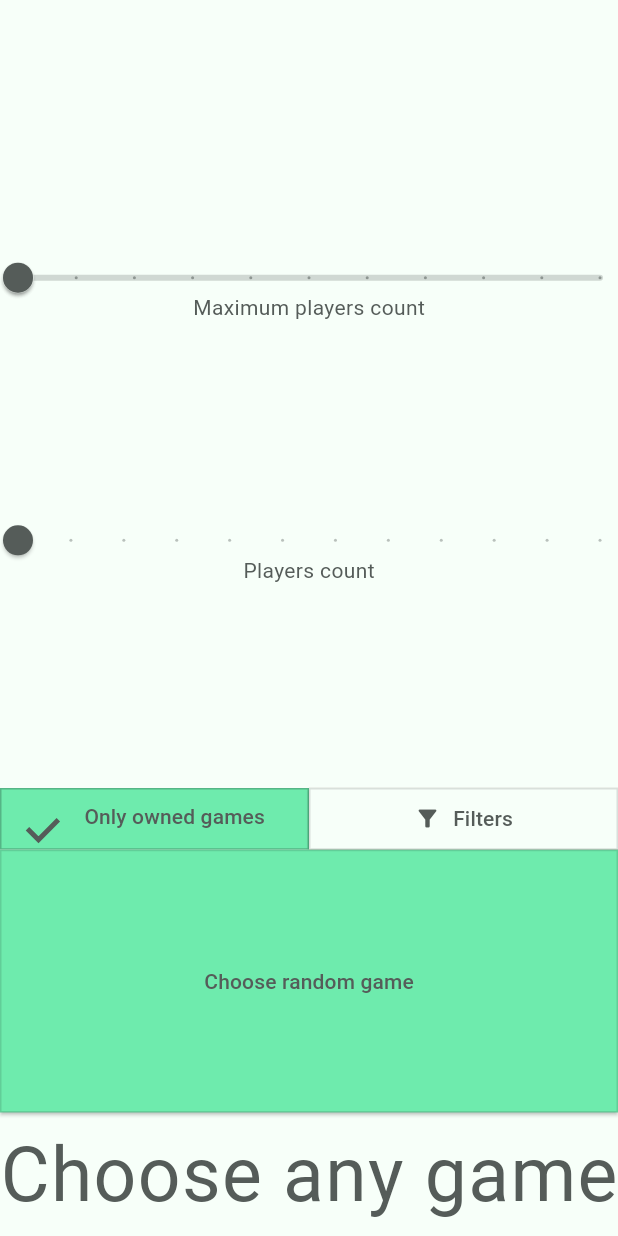
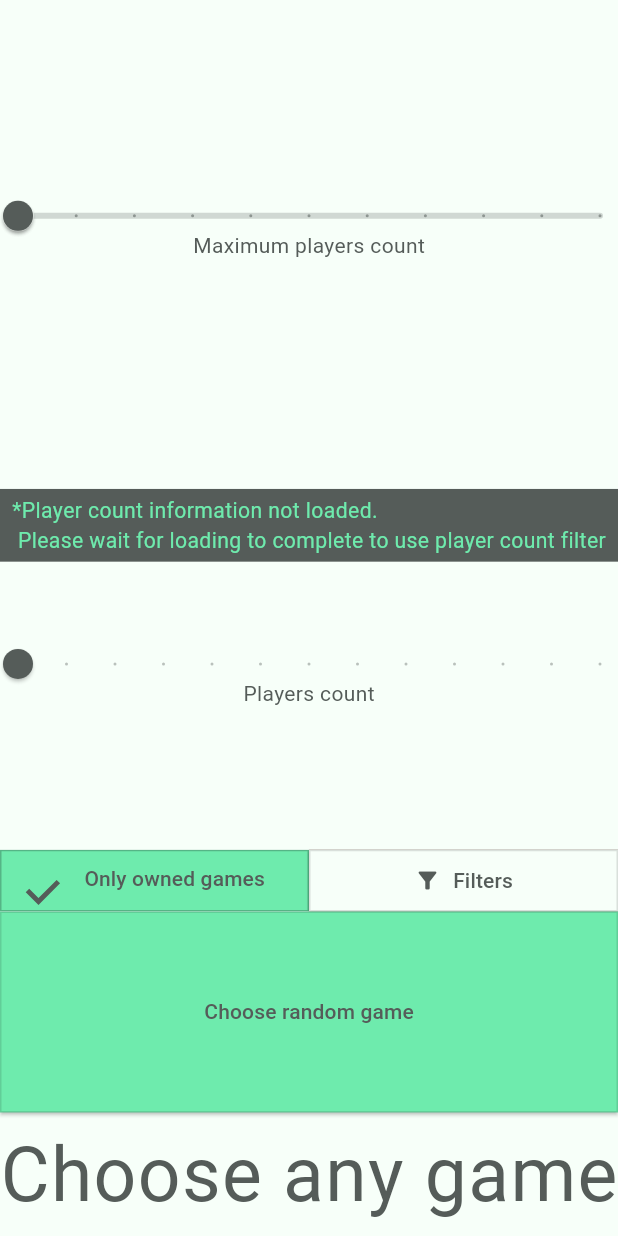
Before and after one commit to Dradass/bggSparrow-flutter, a Flutter app: the GameHelper widget shown alone on an empty page, opened directly, on a phone screen of 412 x 824 dp. Run offline on Flutter 3.47's test engine with Material 3 defaults, Android fonts, the phone set to English and light mode, and no system bars; our stand-ins replace camera, connectivity_plus, flutter_colorpicker, flutter_secure_storage, open_file, shared_preferences and 3 more; missing offline and left inert: camera_platform_interface, encrypt, flutter_pixelmatching, requests, tutorial_coach_mark; accounts and stored records are empty; generated files the repository leaves out were written again; network calls fail.

Commit message:
Choose game warning + add zero for players count

```diff
--- a/l10n/app_en.arb
+++ b/l10n/app_en.arb
@@ -48,6 +48,7 @@
   "gamesLists": "Games lists",
   "gameNotFoundMatchingYourConditions": "Game not found matching your conditions",
   "gamePlayWasNotFound": "Game play was not found",
+  "gamePlayersInfoNotLoaded": "Player count information not loaded. \n Please wait for loading to complete to use player count filter",
   "gamesStats": "Games statistics",
   "histogram": "Histogram",
   "lastYear": "Last year",
--- a/l10n/app_ru.arb
+++ b/l10n/app_ru.arb
@@ -48,6 +48,7 @@
   "gamesLists": "Списки игр",
   "gameNotFoundMatchingYourConditions": "Игра, соответствующая вашим условиям, не найдена",
   "gamePlayWasNotFound": "Партия не найдена",
+  "gamePlayersInfoNotLoaded": "Информация о количестве игроков не загружена до конца. \n Дождитесь окончания загрузки, чтобы фильтровать игры по количеству игроков",
   "gamesStats": "Статистика игр",
   "histogram": "Гистограмма",
   "lastYear": "Прошлый год",
--- a/lib/globals.dart
+++ b/lib/globals.dart
@@ -1,3 +1,9 @@
+import 'package:flutter/material.dart';
+
+// If false - show warning about not corrent game choice
+ValueNotifier<bool> isLoadedGamesPlayersCountInfoNotifier =
+    ValueNotifier(false);
+
 const userNameParamName = "username";
 const passwordParamName = "password";
 
@@ -5,6 +11,7 @@ int selectedGameId = 0;
 dynamic selectedGame;
 //bool needUpdatePlaysFromBgg = false;
 bool simpleIndicatorMode = false;
+
 int defaultPlayersListId = 0;
 int currentPageIndex = 0;
 
--- a/lib/main.dart
+++ b/lib/main.dart
@@ -12,6 +12,7 @@ import 'theme_manager.dart';
 import 'package:shared_preferences/shared_preferences.dart';
 
 late List<CameraDescription> cameras;
+
 bool backgroundLoading = false;
 bool needLogin = true;
 const primaryTextColor = Color.fromARGB(255, 85, 92, 89);
--- a/lib/pages/game_choose.dart
+++ b/lib/pages/game_choose.dart
@@ -4,6 +4,7 @@ import 'package:flutter_application_1/models/game_list_model.dart';
 import '../db/game_things_sql.dart';
 import '../db/game_list_sql.dart';
 import 'dart:developer';
+import '../globals.dart';
 import '../s.dart';
 
 class GameHelper extends StatefulWidget {
@@ -14,7 +15,7 @@ class GameHelper extends StatefulWidget {
 }
 
 class _GameHelperState extends State<GameHelper> {
-  double chosenPlayersCount = 1;
+  double chosenPlayersCount = 0;
   String? chosenGame;
   RangeValues maxRangeValues = const RangeValues(0, 0);
   bool onlyOwnedGames = true;
@@ -144,6 +145,33 @@ class _GameHelperState extends State<GameHelper> {
                     Text(S.of(context).maxPlayersCount),
                   ],
                 ))),
+        SizedBox(
+            width: MediaQuery.of(context).size.width,
+            height: MediaQuery.of(context).size.height * 0.2,
+            child: FittedBox(
+                child: ValueListenableBuilder<bool>(
+              valueListenable: isLoadedGamesPlayersCountInfoNotifier,
+              builder: (context, value, _) {
+                return value
+                    ? Container()
+                    : Container(
+                        decoration: BoxDecoration(
+                          color: Theme.of(context).colorScheme.primary,
+                        ),
+                        padding: const EdgeInsets.symmetric(
+                            horizontal: 8, vertical: 4),
+                        child: Text(
+                          maxLines: 2,
+                          value
+                              ? ""
+                              : "*${S.of(context).gamePlayersInfoNotLoaded}",
+                          style: TextStyle(
+                            color: Theme.of(context).colorScheme.secondary,
+                            backgroundColor: Colors.transparent,
+                          ),
+                        ));
+              },
+            ))),
         Flexible(
             flex: 1,
             child: SizedBox(
@@ -153,9 +181,9 @@ class _GameHelperState extends State<GameHelper> {
                   children: [
                     Slider(
                       value: chosenPlayersCount,
-                      min: 1,
+                      min: 0,
                       max: 12,
-                      divisions: 11,
+                      divisions: 12,
                       label: chosenPlayersCount.round().toString(),
                       onChanged: (double value) {
                         setState(() {
@@ -638,7 +666,8 @@ class _GameHelperState extends State<GameHelper> {
 
 bool isGameMatchChosenPlayersCount(
     GameThing game, double chosenPlayersCount, RangeValues maxRangeValues) {
-  if (game.minPlayers == 0 && game.maxPlayers == 0) {
+  if ((game.minPlayers == 0 && game.maxPlayers == 0) ||
+      chosenPlayersCount == 0) {
     return true;
   }
 
```
Also changed, not shown: lib/bggApi/bgg_api.dart (+26 -2 lines), 1 other file.
